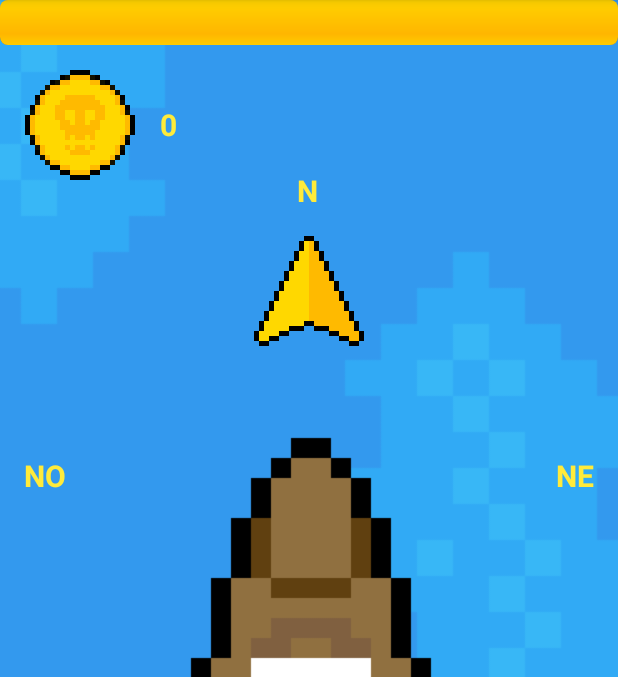
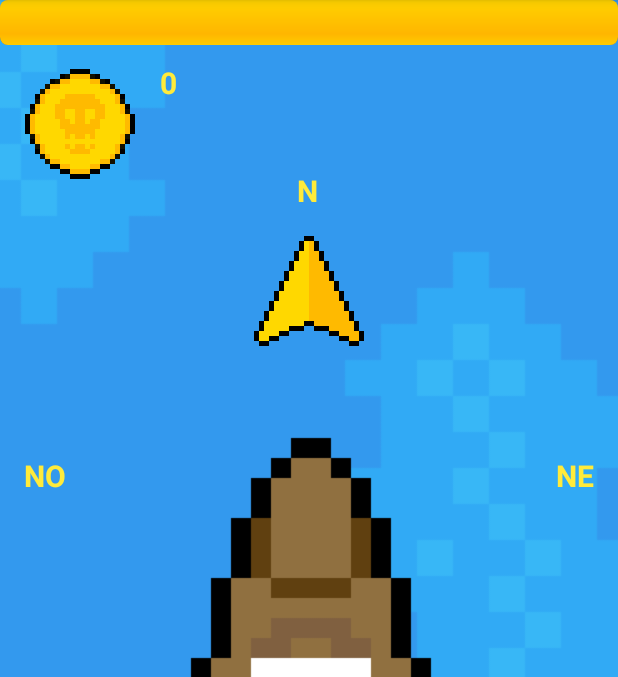
Before and after one commit to cyan-dev/MOBE_mini-jeu, an Android app: the NavigationGame screen opened directly, with no data from a screen before it, on a phone screen of 412 x 824 dp, the part 84-761 px from its top. Run offline under Robolectric (Android 15) with nearby library versions, the phone set to English and light mode, and no system bars.

Commit message:
Update placement on the .xml for the score and icon

```diff
--- a/app/src/main/res/layout/activity_navigation_game.xml
+++ b/app/src/main/res/layout/activity_navigation_game.xml
@@ -21,8 +21,8 @@
 
     <TextView
         android:id="@+id/scoreLabel"
-        android:layout_width="75dp"
-        android:layout_height="25dp"
+        android:layout_width="100dp"
+        android:layout_height="50dp"
         android:textColor="#FFEB3B"
         android:textSize="20sp"
         android:textStyle="bold"
@@ -31,19 +31,18 @@
         app:layout_constraintHorizontal_bias="0.0"
         app:layout_constraintStart_toEndOf="@+id/coinImage3"
         app:layout_constraintTop_toTopOf="parent"
-        app:layout_constraintVertical_bias="0.093" />
+        app:layout_constraintVertical_bias="0.058" />
 
     <ImageView
         android:id="@+id/coinImage3"
         android:layout_width="160px"
         android:layout_height="160px"
-        android:layout_marginBottom="640dp"
         app:layout_constraintBottom_toBottomOf="parent"
         app:layout_constraintEnd_toEndOf="parent"
         app:layout_constraintHorizontal_bias="0.0"
         app:layout_constraintStart_toStartOf="parent"
-        app:layout_constraintTop_toBottomOf="@+id/lifePointsBar"
-        app:layout_constraintVertical_bias="0.004"
+        app:layout_constraintTop_toTopOf="@+id/imageView4"
+        app:layout_constraintVertical_bias="0.044"
         app:srcCompat="@drawable/coin" />
 
     <ImageView
```
Also changed, not shown: app/src/main/res/layout/activity_game_fight.xml (+6 -6 lines).
